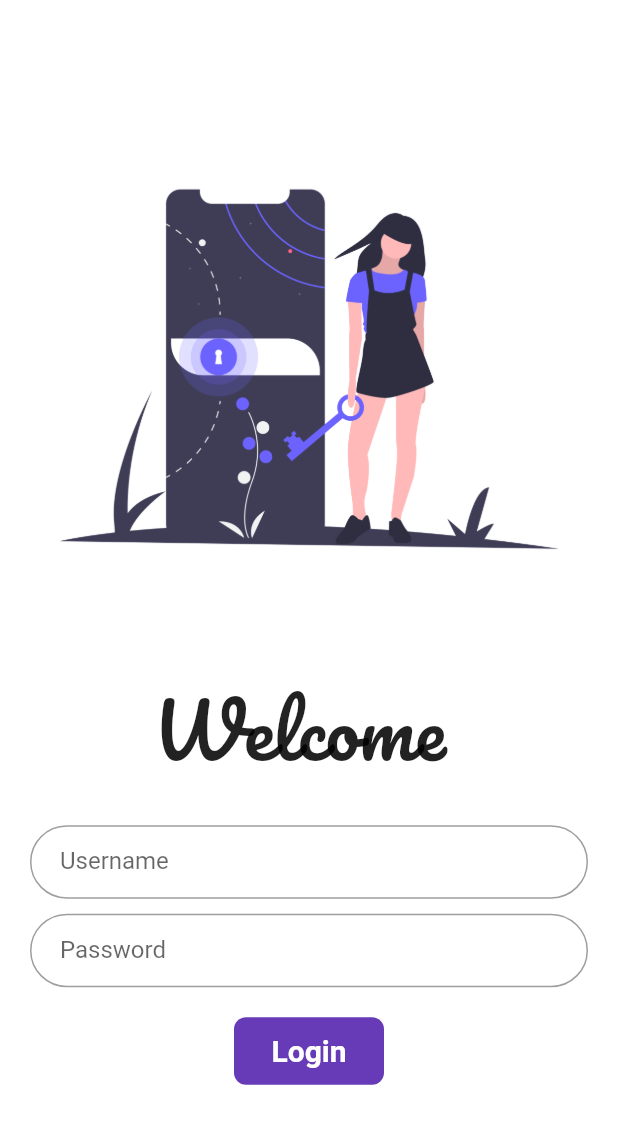
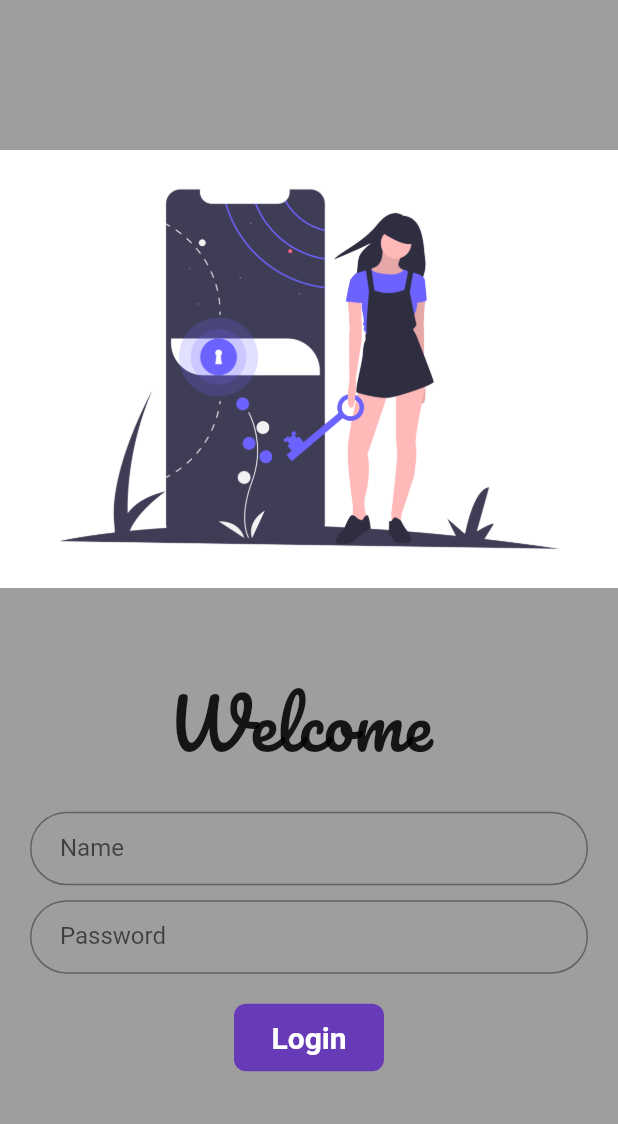
Before and after one commit to akshayhallagade/flutter_catalog, a Flutter app: the screen it shows after launch, on a phone screen of 412 x 824 dp. Shown: the top 1124 px of the screen. Run offline on Flutter 3.47's test engine with Material 2 defaults, Android fonts, the phone set to English and light mode, and no system bars; our stand-ins replace google_fonts.

Commit message:
day7 completed

```diff
--- a/lib/pages/login_page.dart
+++ b/lib/pages/login_page.dart
@@ -14,11 +14,28 @@ class LoginPage extends StatefulWidget {
 class _LoginPageState extends State<LoginPage> {
   String name = "";
   bool changebutton = false;
+  final _formkey = GlobalKey<FormState>();
+
+  moveToHome(BuildContext context) async {
+    if (_formkey.currentState.validate()){
+    setState(() {
+      changebutton = true;
+    });
+    await Future.delayed(Duration(seconds: 1));
+    await Navigator.pushNamed(context, MyRoutes.homeRoute);
+    setState(() {
+      changebutton = false;
+    });
+  }
+  }
 
   @override
   Widget build(BuildContext context) {
     return Material(
-      color: Colors.white,
+      color: Colors.grey,
+      child: SingleChildScrollView(
+        child: Form(
+          key: _formkey,
           child: Column(
             children: [
               SizedBox(
@@ -31,7 +48,7 @@ class _LoginPageState extends State<LoginPage> {
               Text(
                 "Welcome $name",
                 style: TextStyle(
-              fontSize: 50,
+                  fontSize: 45,
                   fontFamily: GoogleFonts.pacifico().fontFamily,
                   // fontWeight: FontWeight.bold,
                 ),
@@ -45,12 +62,18 @@ class _LoginPageState extends State<LoginPage> {
                   children: [
                     TextFormField(
                       decoration: InputDecoration(
-                    hintText: "Enter Username",
-                    labelText: "Username",
+                        hintText: 'First Name',
+                        labelText: "Name",
                         contentPadding: EdgeInsets.fromLTRB(20, 10, 10, 20),
                         border: OutlineInputBorder(
                             borderRadius: BorderRadius.circular(32.0)),
                       ),
+                      validator: (value){
+                        if (value.isEmpty){
+                          return "First Name can'nt be empty."
+                        }
+                        return null;
+                      },
                       onChanged: (value) {
                         name = value;
                         setState(() {});
@@ -68,6 +91,15 @@ class _LoginPageState extends State<LoginPage> {
                         border: OutlineInputBorder(
                             borderRadius: BorderRadius.circular(32.0)),
                       ),
+                      validator: (value){
+                        if (value.isEmpty){
+                          return "Password can'nt be empty."
+                        }
+                        else if (value.length<6){
+                          return "Please use more than 6 character Password."
+                        }
+                        return null;
+                      },
                     ),
                   ],
                 ),
@@ -75,28 +107,16 @@ class _LoginPageState extends State<LoginPage> {
               SizedBox(
                 height: 20.0,
               ),
-          // ElevatedButton(
-          //   child: Text(
-          //     "Login",
-          //     style: TextStyle(fontSize: 20),
-          //   ),
-          //   style: TextButton.styleFrom(minimumSize: Size(100, 45)),
-          //   onPressed: () {
-          //     Navigator.pushNamed(context, MyRoutes.homeRoute);
-          //   },
-          // ),
-          InkWell(
-            onTap: () async {
-              setState(() {
-                changebutton = true;
-              });
-              await Future.delayed(Duration(seconds: 1));
-              Navigator.pushNamed(context, MyRoutes.homeRoute);
-            },
+              Material(
+                color: Colors.deepPurple,
+                borderRadius: BorderRadius.circular(changebutton ? 50 : 8),
+                child: InkWell(
+                  onTap: () => moveToHome(context),
                   child: AnimatedContainer(
                     duration: Duration(seconds: 1),
                     width: changebutton ? 50 : 100,
                     height: 45,
+                    alignment: Alignment.center,
                     child: changebutton
                         ? Icon(
                             Icons.done,
@@ -109,14 +129,12 @@ class _LoginPageState extends State<LoginPage> {
                                 fontSize: 20,
                                 fontWeight: FontWeight.bold),
                           ),
-                alignment: Alignment.center,
-                decoration: BoxDecoration(
-                  color: Colors.deepPurple,
-                  // shape: changebutton ? BoxShape.circle : BoxShape.rectangle,
-                  borderRadius: BorderRadius.circular(changebutton ? 50 : 8),
-                )),
+                  ),
+                ),
               ),
             ],
+          ),
+        ),
       ),
     );
   }
```
Lines whose indentation alone changed are shown as unchanged.
